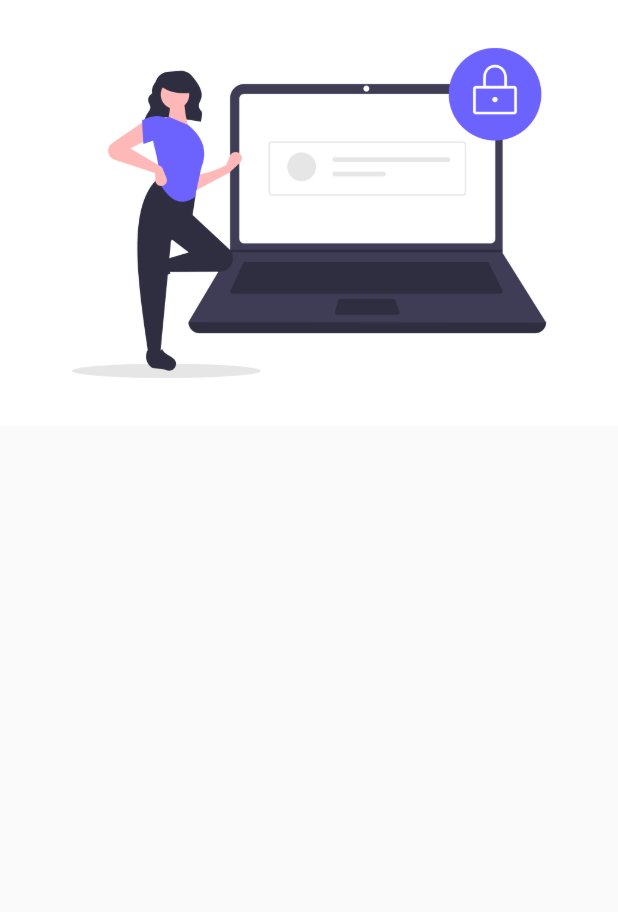
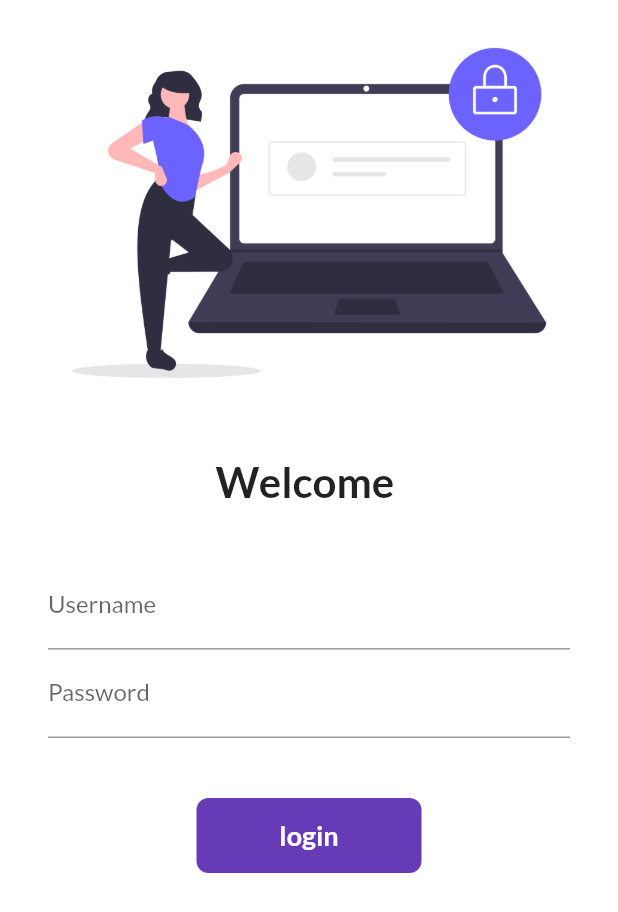
Before and after one commit to abdGhost/catalog_app, a Flutter app: the screen it shows after launch, on a phone screen of 412 x 824 dp. Shown: the top 912 px of the screen. Run offline on Flutter 3.47's test engine with Material 2 defaults, Android fonts, the phone set to English and light mode, and no system bars; our stand-ins replace google_fonts.

Commit message:
login button animation added

```diff
--- a/lib/main.dart
+++ b/lib/main.dart
@@ -1,6 +1,8 @@
 import 'package:catelog_app/screens/home_screen.dart';
 import 'package:catelog_app/screens/login_screen.dart';
+import 'package:catelog_app/utils/routes.dart';
 import 'package:flutter/material.dart';
+import 'package:google_fonts/google_fonts.dart';
 
 void main() {
   runApp(MyApp());
@@ -13,13 +15,15 @@ class MyApp extends StatelessWidget {
       themeMode: ThemeMode.light,
       theme: ThemeData(
         primarySwatch: Colors.deepPurple,
+        fontFamily: GoogleFonts.lato().fontFamily,
       ),
       darkTheme: ThemeData(
         brightness: Brightness.dark,
       ),
       routes: {
         '/': (context) => LoginScreen(),
-        '/Login': (context) => LoginScreen(),
+        MyRoutes.homeRoute: (context) => HomePage(),
+        MyRoutes.loginRoute: (context) => LoginScreen(),
       },
     );
   }
--- a/lib/screens/login_screen.dart
+++ b/lib/screens/login_screen.dart
@@ -1,13 +1,118 @@
+import 'package:catelog_app/screens/home_screen.dart';
+import 'package:catelog_app/utils/routes.dart';
 import 'package:flutter/material.dart';
 
-class LoginScreen extends StatelessWidget {
+class LoginScreen extends StatefulWidget {
+  @override
+  State<LoginScreen> createState() => _LoginScreenState();
+}
+
+class _LoginScreenState extends State<LoginScreen> {
+  String name = "";
+  bool changeButton = false;
   @override
   Widget build(BuildContext context) {
     return Material(
+      color: Colors.white,
+      child: SingleChildScrollView(
         child: Column(
-      children: [
-        Image.asset('assets/images/login.png'),
-      ],
-    ));
+          children: [
+            Image.asset(
+              'assets/images/login.png',
+              fit: BoxFit.cover,
+            ),
+            const SizedBox(
+              height: 20,
+            ),
+            Text(
+              'Welcome $name',
+              style: const TextStyle(
+                fontSize: 28,
+                fontWeight: FontWeight.bold,
+              ),
+            ),
+            const SizedBox(
+              height: 20,
+            ),
+            Padding(
+              padding: const EdgeInsets.symmetric(
+                vertical: 16.0,
+                horizontal: 32.0,
+              ),
+              child: Column(
+                children: [
+                  TextFormField(
+                    decoration: const InputDecoration(
+                      hintText: 'Enter username',
+                      labelText: 'Username',
+                    ),
+                    onChanged: (value) {
+                      name = value;
+                      setState(() {});
+                    },
+                  ),
+                  TextFormField(
+                    obscureText: true,
+                    decoration: const InputDecoration(
+                      hintText: 'Enter password',
+                      labelText: 'Password',
+                    ),
+                  ),
+                  const SizedBox(
+                    height: 40,
+                  ),
+
+                  InkWell(
+                    onTap: () async {
+                      setState(() {
+                        changeButton = true;
+                      });
+                      await Future.delayed(const Duration(seconds: 1));
+                      Navigator.pushNamed(context, MyRoutes.homeRoute);
+                    },
+                    child: AnimatedContainer(
+                      duration: const Duration(seconds: 1),
+                      height: 50,
+                      width: changeButton ? 50 : 150,
+                      alignment: Alignment.center,
+                      child: changeButton
+                          ? const Icon(
+                              Icons.done,
+                              color: Colors.white,
+                            )
+                          : const Text(
+                              "login",
+                              style: TextStyle(
+                                color: Colors.white,
+                                fontWeight: FontWeight.bold,
+                                fontSize: 18,
+                              ),
+                            ),
+                      decoration: BoxDecoration(
+                        color: Colors.deepPurple,
+                        borderRadius:
+                            BorderRadius.circular(changeButton ? 50 : 8),
+                      ),
+                    ),
+                  ),
+                  // ElevatedButton(
+                  //   onPressed: () {
+                  //     Navigator.pushNamed(context, MyRoutes.homeRoute);
+                  //   },
+                  //   child: const Text('Login'),
+                  //   style: TextButton.styleFrom(
+                  //     minimumSize: const Size(
+                  //       120,
+                  //       40,
+                  //     ),
+                  //   ),
+                  // ),
+                ],
+              ),
+            )
+          ],
+        ),
+      ),
+    );
   }
 }
--- /dev/null
+++ b/lib/utils/routes.dart
@@ -0,0 +1,4 @@
+class MyRoutes {
+  static String loginRoute = "/login";
+  static String homeRoute = "/home";
+}
--- a/pubspec.yaml
+++ b/pubspec.yaml
@@ -33,6 +33,7 @@ dependencies:
   # The following adds the Cupertino Icons font to your application.
   # Use with the CupertinoIcons class for iOS style icons.
   cupertino_icons: ^1.0.2
+  google_fonts: ^2.1.0
 
 dev_dependencies:
   flutter_test:
```
Also changed, not shown: pubspec.lock.
